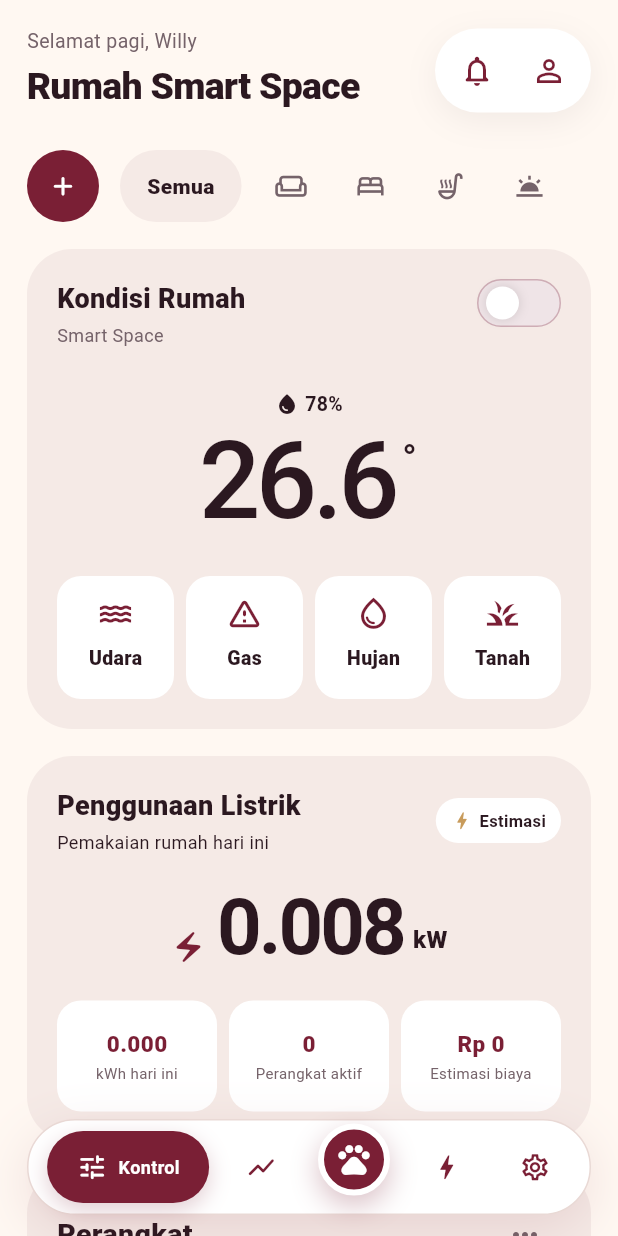
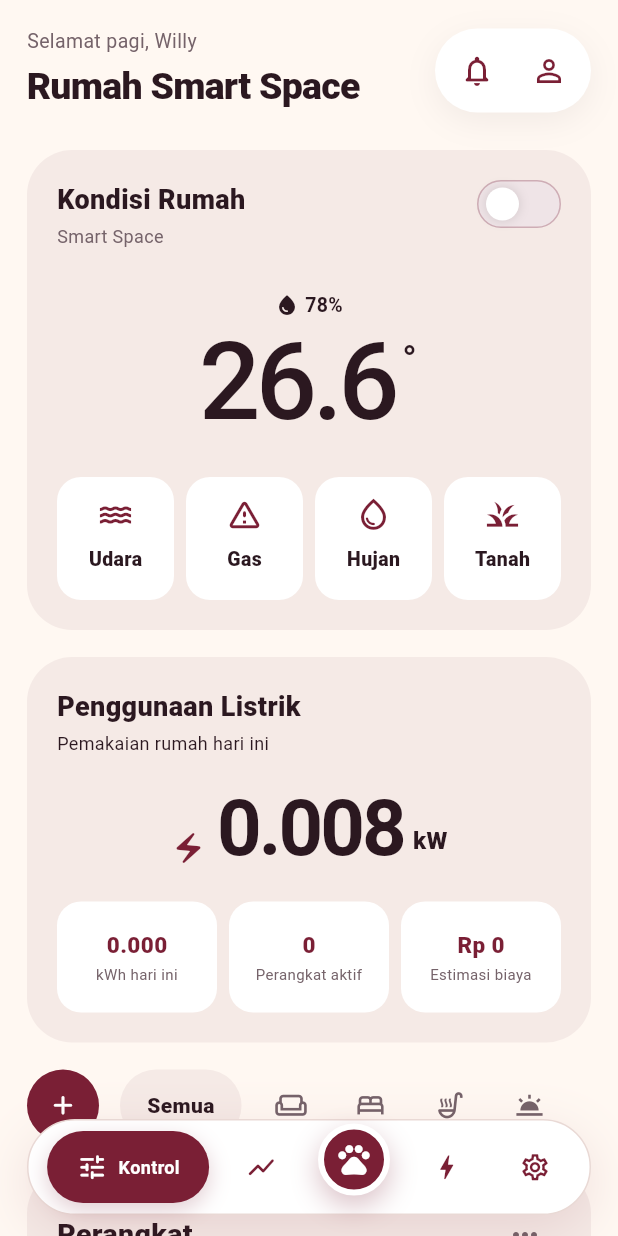
Before and after one commit to rezibos/Android-Fluter-SmartSpace, a Flutter app: the screen it shows after launch, on a phone screen of 412 x 824 dp. Run offline on Flutter 3.47's test engine with Material 3 defaults, Android fonts, the phone set to English and light mode, and no system bars; network calls fail.

Commit message:
fix: move room filter below energy panel

```diff
--- a/lib/screens/control_screen.dart
+++ b/lib/screens/control_screen.dart
@@ -64,11 +64,11 @@ class ControlScreen extends StatelessWidget {
             children: [
               _header(context),
               const SizedBox(height: 24),
-              _roomFilter(context),
-              const SizedBox(height: 18),
               _conditionPanel(context),
               const SizedBox(height: 18),
               _electricityPanel(context),
+              const SizedBox(height: 18),
+              _roomFilter(context),
               const SizedBox(height: 18),
               _devicesPanel(context),
             ],
@@ -362,34 +362,6 @@ class ControlScreen extends StatelessWidget {
                     Text(
                       'Pemakaian rumah hari ini',
                       style: TextStyle(fontSize: 12),
-                    ),
-                  ],
-                ),
-              ),
-              Container(
-                padding: const EdgeInsets.symmetric(
-                  horizontal: 10,
-                  vertical: 7,
-                ),
-                decoration: BoxDecoration(
-                  color: context.space.surface,
-                  borderRadius: BorderRadius.circular(99),
-                ),
-                child: Row(
-                  mainAxisSize: MainAxisSize.min,
-                  children: [
-                    Icon(
-                      Icons.bolt_rounded,
-                      size: 15,
-                      color: context.space.accent,
-                    ),
-                    const SizedBox(width: 4),
-                    const Text(
-                      'Estimasi',
-                      style: TextStyle(
-                        fontSize: 11,
-                        fontWeight: FontWeight.w700,
-                      ),
                     ),
                   ],
                 ),
```
